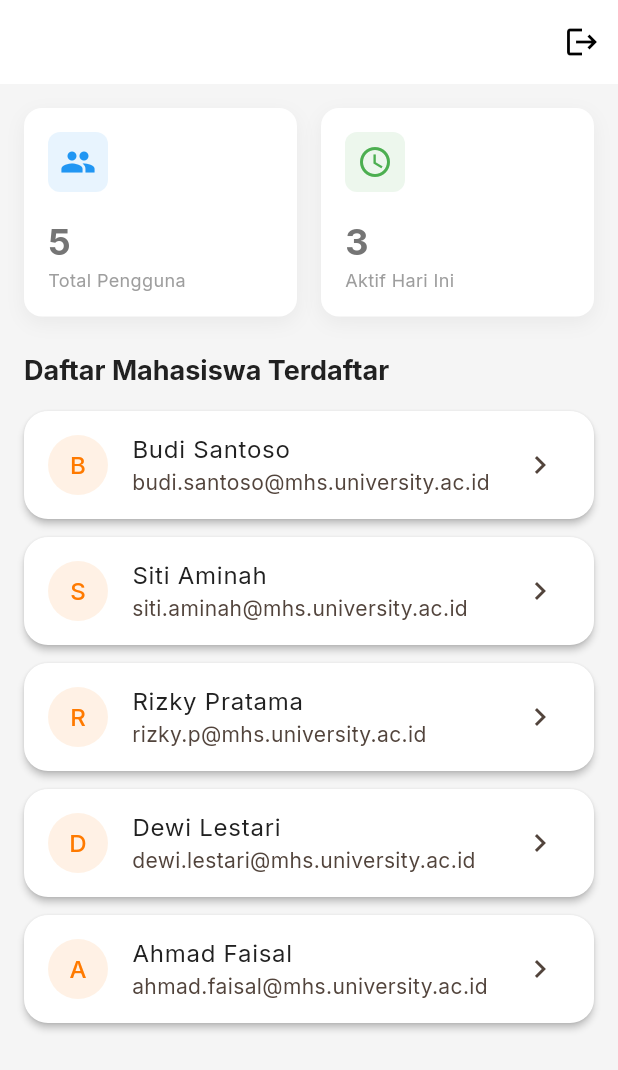
After one commit to hintstechnology/gogizi, a Flutter app: the AdminDashboardScreen screen opened directly, on a phone screen of 412 x 824 dp. The commit adds this screen. Shown: the top 1070 px of the screen. Run offline on Flutter 3.47's test engine with Material 3 defaults, Android fonts, the phone set to English and light mode, and no system bars; our stand-ins replace google_fonts, image_picker, shared_preferences; accounts and stored records are empty.

Commit message:
add dashboard admin

```diff
--- /dev/null
+++ b/lib/screens/admin/admin_dashboard_screen.dart
@@ -0,0 +1,451 @@
+import 'package:flutter/material.dart';
+import '../../theme/app_theme.dart';
+import '../../models/user_profile.dart'; // Reusing existing model structure
+import 'package:intl/intl.dart';
+
+class AdminDashboardScreen extends StatefulWidget {
+  const AdminDashboardScreen({super.key});
+
+  @override
+  State<AdminDashboardScreen> createState() => _AdminDashboardScreenState();
+}
+
+class _AdminDashboardScreenState extends State<AdminDashboardScreen> {
+  // Mock data for the admin dashboard
+  final List<UserProfile> _registeredUsers = [
+    UserProfile(
+      id: 'u001',
+      name: 'Budi Santoso',
+      email: 'budi.santoso@mhs.university.ac.id',
+      age: 21,
+      gender: Gender.male,
+      height: 172,
+      weight: 68,
+      activityLevel: ActivityLevel.medium,
+      createdAt: DateTime.now().subtract(const Duration(days: 45)),
+    ),
+    UserProfile(
+      id: 'u002',
+      name: 'Siti Aminah',
+      email: 'siti.aminah@mhs.university.ac.id',
+      age: 20,
+      gender: Gender.female,
+      height: 160,
+      weight: 52,
+      activityLevel: ActivityLevel.low,
+      createdAt: DateTime.now().subtract(const Duration(days: 30)),
+    ),
+    UserProfile(
+      id: 'u003',
+      name: 'Rizky Pratama',
+      email: 'rizky.p@mhs.university.ac.id',
+      age: 22,
+      gender: Gender.male,
+      height: 178,
+      weight: 85,
+      activityLevel: ActivityLevel.high,
+      createdAt: DateTime.now().subtract(const Duration(days: 15)),
+    ),
+    UserProfile(
+      id: 'u004',
+      name: 'Dewi Lestari',
+      email: 'dewi.lestari@mhs.university.ac.id',
+      age: 19,
+      gender: Gender.female,
+      height: 158,
+      weight: 48,
+      activityLevel: ActivityLevel.medium,
+      createdAt: DateTime.now().subtract(const Duration(days: 10)),
+    ),
+     UserProfile(
+      id: 'u005',
+      name: 'Ahmad Faisal',
+      email: 'ahmad.faisal@mhs.university.ac.id',
+      age: 23,
+      gender: Gender.male,
+      height: 165,
+      weight: 70,
+      activityLevel: ActivityLevel.low,
+      createdAt: DateTime.now().subtract(const Duration(days: 5)),
+    ),
+  ];
+
+  @override
+  Widget build(BuildContext context) {
+    return Scaffold(
+      backgroundColor: Colors.grey[100],
+      appBar: AppBar(
+        title: const Text('Admin Dashboard'),
+        backgroundColor: Colors.white,
+        foregroundColor: Colors.black,
+        elevation: 0,
+        actions: [
+          IconButton(
+            icon: const Icon(Icons.logout),
+            onPressed: () {
+              // Validasi logout simpel
+              Navigator.of(context).pushReplacementNamed('/');
+            },
+          ),
+        ],
+      ),
+      body: SingleChildScrollView(
+        padding: const EdgeInsets.all(16),
+        child: Column(
+          crossAxisAlignment: CrossAxisAlignment.start,
+          children: [
+            _buildSummaryCards(),
+            const SizedBox(height: 24),
+            Text(
+              'Daftar Mahasiswa Terdaftar',
+              style: Theme.of(context).textTheme.headlineMedium?.copyWith(
+                    fontWeight: FontWeight.bold,
+                  ),
+            ),
+            const SizedBox(height: 16),
+            _buildUserList(),
+          ],
+        ),
+      ),
+    );
+  }
+
+  Widget _buildSummaryCards() {
+    return Row(
+      children: [
+        Expanded(
+          child: _buildCard(
+            title: 'Total Pengguna',
+            value: _registeredUsers.length.toString(),
+            icon: Icons.people,
+            color: Colors.blue,
+          ),
+        ),
+        const SizedBox(width: 16),
+        Expanded(
+          child: _buildCard(
+            title: 'Aktif Hari Ini',
+            value: '3', // Dummy
+            icon: Icons.access_time,
+            color: Colors.green,
+          ),
+        ),
+      ],
+    );
+  }
+
+  Widget _buildCard({
+    required String title,
+    required String value,
+    required IconData icon,
+    required Color color,
+  }) {
+    return Container(
+      padding: const EdgeInsets.all(16),
+      decoration: BoxDecoration(
+        color: Colors.white,
+        borderRadius: BorderRadius.circular(12),
+        boxShadow: [
+          BoxShadow(
+            color: Colors.black.withOpacity(0.05),
+            blurRadius: 10,
+            offset: const Offset(0, 4),
+          ),
+        ],
+      ),
+      child: Column(
+        crossAxisAlignment: CrossAxisAlignment.start,
+        children: [
+          Container(
+            padding: const EdgeInsets.all(8),
+            decoration: BoxDecoration(
+              color: color.withOpacity(0.1),
+              borderRadius: BorderRadius.circular(8),
+            ),
+            child: Icon(icon, color: color),
+          ),
+          const SizedBox(height: 16),
+          Text(
+            value,
+            style: const TextStyle(
+              fontSize: 24,
+              fontWeight: FontWeight.bold,
+            ),
+          ),
+          Text(
+            title,
+            style: const TextStyle(
+              color: Colors.grey,
+              fontSize: 12,
+            ),
+          ),
+        ],
+      ),
+    );
+  }
+
+  Widget _buildUserList() {
+    return ListView.builder(
+      shrinkWrap: true,
+      physics: const NeverScrollableScrollPhysics(),
+      itemCount: _registeredUsers.length,
+      itemBuilder: (context, index) {
+        final user = _registeredUsers[index];
+        return Card(
+          margin: const EdgeInsets.only(bottom: 12),
+          child: ListTile(
+            leading: CircleAvatar(
+              backgroundColor: AppTheme.primaryOrange.withOpacity(0.1),
+              child: Text(
+                user.name?[0] ?? '?',
+                style: TextStyle(color: AppTheme.primaryOrange),
+              ),
+            ),
+            title: Text(user.name ?? 'Unknown'),
+            subtitle: Text(user.email ?? '-'),
+            trailing: const Icon(Icons.chevron_right),
+            onTap: () {
+              Navigator.push(
+                context,
+                MaterialPageRoute(
+                  builder: (context) => UserDetailScreen(user: user),
+                ),
+              );
+            },
+          ),
+        );
+      },
+    );
+  }
+}
+
+class UserDetailScreen extends StatelessWidget {
+  final UserProfile user;
+
+  const UserDetailScreen({super.key, required this.user});
+
+  double _calculateBMI() {
+    if (user.height == null || user.weight == null) return 0;
+    final heightInMeters = user.height! / 100;
+    return user.weight! / (heightInMeters * heightInMeters);
+  }
+
+  String _getBMIStatus(double bmi) {
+    if (bmi < 18.5) return 'Kurang';
+    if (bmi < 25) return 'Normal';
+    if (bmi < 30) return 'Berlebih';
+    return 'Obesitas';
+  }
+
+  @override
+  Widget build(BuildContext context) {
+    final bmi = _calculateBMI();
+    final bmiStatus = _getBMIStatus(bmi);
+
+    return Scaffold(
+      backgroundColor: Colors.grey[50],
+      appBar: AppBar(
+        title: Text(user.name ?? 'Detail User'),
+        backgroundColor: Colors.white,
+        foregroundColor: Colors.black,
+        elevation: 0,
+      ),
+      body: SingleChildScrollView(
+        padding: const EdgeInsets.all(16),
+        child: Column(
+          children: [
+            // Profile Header
+            Center(
+              child: Column(
+                children: [
+                  CircleAvatar(
+                    radius: 40,
+                    backgroundColor: AppTheme.primaryOrange.withOpacity(0.2),
+                    child: Text(
+                      user.name?[0] ?? '?',
+                      style: TextStyle(
+                        fontSize: 32,
+                        fontWeight: FontWeight.bold,
+                        color: AppTheme.primaryOrange,
+                      ),
+                    ),
+                  ),
+                  const SizedBox(height: 16),
+                  Text(
+                    user.name ?? 'Unknown',
+                    style: const TextStyle(
+                      fontSize: 20,
+                      fontWeight: FontWeight.bold,
+                    ),
+                  ),
+                  Text(
+                    user.email ?? '-',
+                    style: TextStyle(color: Colors.grey[600]),
+                  ),
+                  Text(
+                    'Bergabung sejak: ${DateFormat('d MMM yyyy').format(user.createdAt ?? DateTime.now())}',
+                    style: TextStyle(color: Colors.grey[500], fontSize: 12),
+                  ),
+                ],
+              ),
+            ),
+            const SizedBox(height: 32),
+
+            // Stats Grid
+            Row(
+              children: [
+                Expanded(
+                  child: _buildInfoCard(
+                    'Berat',
+                    '${user.weight} kg',
+                    Icons.monitor_weight_outlined,
+                    Colors.blue,
+                  ),
+                ),
+                const SizedBox(width: 12),
+                Expanded(
+                  child: _buildInfoCard(
+                    'Tinggi',
+                    '${user.height} cm',
+                    Icons.height,
+                    Colors.orange,
+                  ),
+                ),
+              ],
+            ),
+            const SizedBox(height: 12),
+             Row(
+              children: [
+                Expanded(
+                  child: _buildInfoCard(
+                    'BMI',
+                    bmi.toStringAsFixed(1),
+                    Icons.accessibility_new,
+                    _getBMIColor(bmi),
+                    subtitle: bmiStatus,
+                  ),
+                ),
+                const SizedBox(width: 12),
+                Expanded(
+                  child: _buildInfoCard(
+                    'Aktivitas',
+                    user.activityLevel.toString().split('.').last.toUpperCase(),
+                    Icons.directions_run,
+                    Colors.purple,
+                  ),
+                ),
+              ],
+            ),
+
+            const SizedBox(height: 24),
+
+            // Achievements / Progress Section
+            Container(
+              width: double.infinity,
+              padding: const EdgeInsets.all(16),
+              decoration: BoxDecoration(
+                color: Colors.white,
+                borderRadius: BorderRadius.circular(12),
+                border: Border.all(color: Colors.grey[200]!),
+              ),
+              child: Column(
+                crossAxisAlignment: CrossAxisAlignment.start,
+                children: [
+                  const Text(
+                    'Pencapaian & Monitoring',
+                    style: TextStyle(
+                      fontSize: 16,
+                      fontWeight: FontWeight.bold,
+                    ),
+                  ),
+                  const SizedBox(height: 16),
+                  _buildAchievementRow(
+                    'Konsistensi Tracking',
+                    0.8,
+                    '80%',
+                    'Sangat Baik',
+                  ),
+                  const SizedBox(height: 16),
+                  _buildAchievementRow(
+                    'Kepatuhan Kalori',
+                    0.65,
+                    '65%',
+                    'Perlu ditingkatkan',
+                  ),
+                  const SizedBox(height: 16),
+                  _buildAchievementRow(
+                    'Asupan Air',
+                    0.9,
+                    '90%',
+                    'Excellent',
+                  ),
+                ],
+              ),
+            ),
+          ],
+        ),
+      ),
+    );
+  }
+
+  Color _getBMIColor(double bmi) {
+    if (bmi < 18.5) return Colors.blue;
+    if (bmi < 25) return Colors.green;
+    if (bmi < 30) return Colors.orange;
+    return Colors.red;
+  }
+
+  Widget _buildInfoCard(String label, String value, IconData icon, Color color, {String? subtitle}) {
+    return Container(
+      padding: const EdgeInsets.all(16),
+      decoration: BoxDecoration(
+        color: Colors.white,
+        borderRadius: BorderRadius.circular(12),
+        border: Border.all(color: Colors.grey[200]!),
+      ),
+      child: Column(
+        children: [
+          Icon(icon, color: color, size: 28),
+          const SizedBox(height: 8),
+          Text(
+            value,
+            style: const TextStyle(
+              fontSize: 18,
+              fontWeight: FontWeight.bold,
+            ),
+          ),
+          Text(
+             subtitle ?? label,
+            style: TextStyle(
+              color: Colors.grey[600],
+              fontSize: 12,
+            ),
+          ),
+        ],
+      ),
+    );
+  }
+
+  Widget _buildAchievementRow(String label, double progress, String progressText, String status) {
+    return Column(
+      crossAxisAlignment: CrossAxisAlignment.start,
+      children: [
+        Row(
+          mainAxisAlignment: MainAxisAlignment.spaceBetween,
+          children: [
+            Text(label, style: const TextStyle(fontWeight: FontWeight.w500)),
+            Text(status, style: TextStyle(color: Colors.grey[600], fontSize: 12)),
+          ],
+        ),
+        const SizedBox(height: 8),
+        LinearProgressIndicator(
+          value: progress,
+          backgroundColor: Colors.grey[200],
+          color: AppTheme.primaryOrange,
+          minHeight: 8,
+          borderRadius: BorderRadius.circular(4),
+        ),
+      ],
+    );
+  }
+}
```
Also changed, not shown: lib/screens/auth/login_screen.dart (+20 -1 lines).
